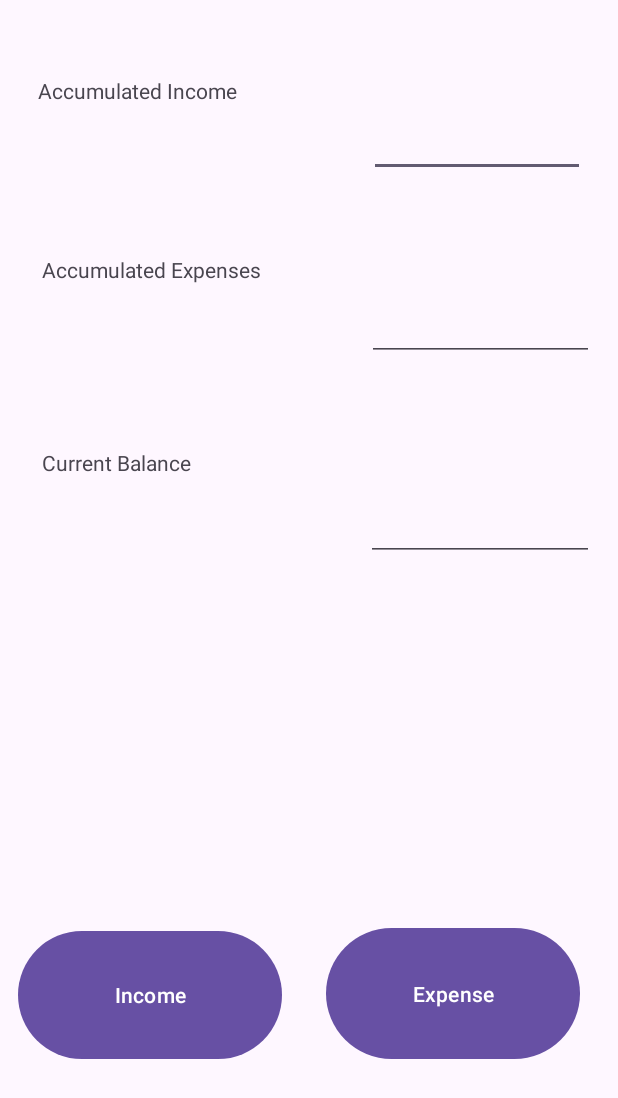
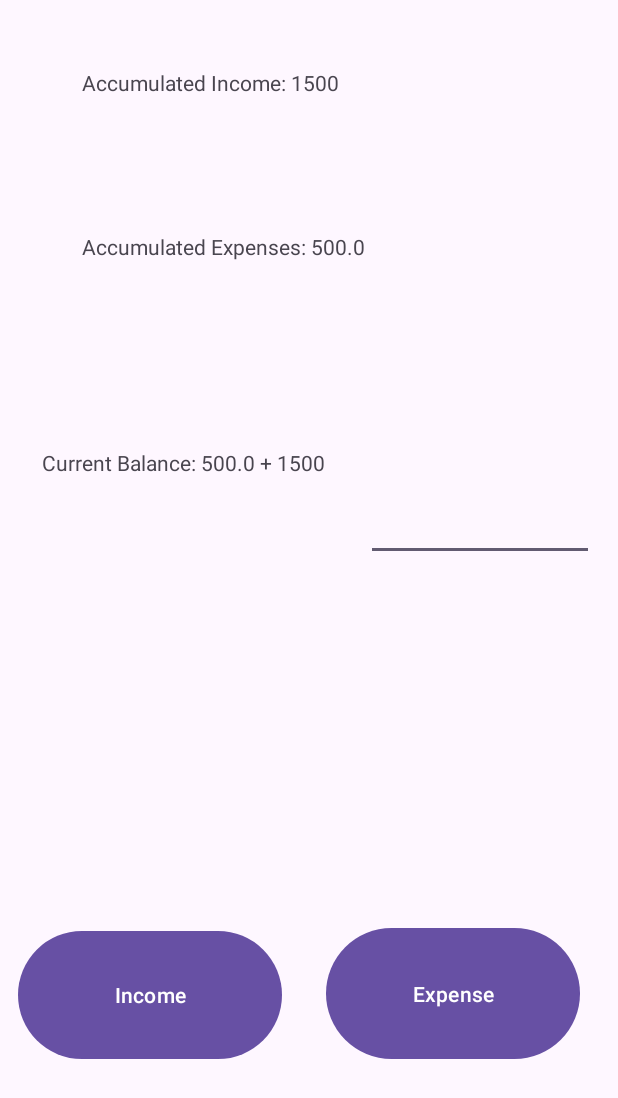
Before and after one commit to ST10444326/iceTask2-Expense-tracker-app, an Android app: the screen it shows after launch (MainActivity), on a phone screen of 412 x 824 dp. Shown: the top 1098 px of the screen. Run offline under Robolectric (Android 15) with nearby library versions, the phone set to English and light mode, and no system bars.

Commit message:
updated source code

```diff
--- a/app/src/main/AndroidManifest.xml
+++ b/app/src/main/AndroidManifest.xml
@@ -13,6 +13,12 @@
         android:theme="@style/Theme.ExpenseTrackerApp"
         tools:targetApi="31">
         <activity
+            android:name=".ExpenseScreen"
+            android:exported="false" />
+        <activity
+            android:name=".IncomeScreen"
+            android:exported="false" />
+        <activity
             android:name=".MainActivity"
             android:exported="true">
             <intent-filter>
--- a/app/src/main/java/com/st10444326/expensetrackerapp/MainActivity.kt
+++ b/app/src/main/java/com/st10444326/expensetrackerapp/MainActivity.kt
@@ -1,11 +1,50 @@
 package com.st10444326.expensetrackerapp
 
+
+
+import android.content.Intent
 import androidx.appcompat.app.AppCompatActivity
 import android.os.Bundle
+import android.widget.Button
+import android.widget.TextView
 
 class MainActivity : AppCompatActivity() {
+    private lateinit var tvBalance: TextView
+    private lateinit var tvExpenses: TextView
+    private lateinit var tvIncome: TextView
+    private lateinit var btnIncome: Button
+    private lateinit var btnExpense: Button
+
     override fun onCreate(savedInstanceState: Bundle?) {
         super.onCreate(savedInstanceState)
         setContentView(R.layout.activity_main)
+
+        tvBalance = findViewById(R.id.tvBalance)
+        tvExpenses = findViewById(R.id.tvExpenses)
+        tvIncome = findViewById(R.id.tvIncome)
+        btnIncome = findViewById(R.id.btnIncome)
+        btnExpense = findViewById(R.id.btnExpense)
+
+        // Initialize balance, expenses, and income with sample values
+        val balance = 1500
+        val expenses = 500.0
+        val income = 1500
+
+        // Display the values
+        tvBalance.text = "Current Balance: $expenses + $income"
+        tvExpenses.text = "Accumulated Expenses: $expenses"
+        tvIncome.text = "Accumulated Income: $income"
+
+        // Set on-click listeners for the buttons
+        btnIncome.setOnClickListener { openIncomeScreen() }
+        btnExpense.setOnClickListener { openExpenseActivity() }
+    }
+
+    fun openIncomeScreen() {
+        startActivity(Intent(this, IncomeScreen::class.java))
+    }
+
+    fun openExpenseActivity() {
+        startActivity(Intent(this, ExpenseScreen::class.java))
     }
 }
--- a/app/src/main/res/layout/activity_main.xml
+++ b/app/src/main/res/layout/activity_main.xml
@@ -8,27 +8,27 @@
 
     <TextView
         android:id="@+id/tvIncome"
-        android:layout_width="192dp"
-        android:layout_height="67dp"
+        android:layout_width="333dp"
+        android:layout_height="73dp"
         android:text="Accumulated Income"
         app:layout_constraintBottom_toBottomOf="parent"
         app:layout_constraintEnd_toEndOf="parent"
-        app:layout_constraintHorizontal_bias="0.114"
+        app:layout_constraintHorizontal_bias="0.692"
         app:layout_constraintStart_toStartOf="parent"
         app:layout_constraintTop_toTopOf="parent"
-        app:layout_constraintVertical_bias="0.067" />
+        app:layout_constraintVertical_bias="0.06" />
 
     <TextView
         android:id="@+id/tvExpenses"
-        android:layout_width="189dp"
-        android:layout_height="78dp"
+        android:layout_width="341dp"
+        android:layout_height="79dp"
         android:text="Accumulated Expenses"
         app:layout_constraintBottom_toBottomOf="parent"
         app:layout_constraintEnd_toEndOf="parent"
-        app:layout_constraintHorizontal_bias="0.126"
+        app:layout_constraintHorizontal_bias="0.771"
         app:layout_constraintStart_toStartOf="parent"
         app:layout_constraintTop_toTopOf="parent"
-        app:layout_constraintVertical_bias="0.228" />
+        app:layout_constraintVertical_bias="0.208" />
 
     <TextView
         android:id="@+id/tvBalance"
@@ -67,32 +67,6 @@
         app:layout_constraintVertical_bias="0.844" />
 
     <EditText
-        android:id="@+id/editTextNumberSigned"
-        android:layout_width="144dp"
-        android:layout_height="67dp"
-        android:ems="10"
-        android:inputType="numberSigned"
-        app:layout_constraintBottom_toBottomOf="parent"
-        app:layout_constraintEnd_toEndOf="parent"
-        app:layout_constraintHorizontal_bias="0.917"
-        app:layout_constraintStart_toStartOf="parent"
-        app:layout_constraintTop_toTopOf="parent"
-        app:layout_constraintVertical_bias="0.067" />
-
-    <EditText
-        android:id="@+id/editTextNumberSigned2"
-        android:layout_width="151dp"
-        android:layout_height="71dp"
-        android:ems="10"
-        android:inputType="numberSigned"
-        app:layout_constraintBottom_toBottomOf="parent"
-        app:layout_constraintEnd_toEndOf="parent"
-        app:layout_constraintHorizontal_bias="0.938"
-        app:layout_constraintStart_toStartOf="parent"
-        app:layout_constraintTop_toTopOf="parent"
-        app:layout_constraintVertical_bias="0.225" />
-
-    <EditText
         android:id="@+id/editTextNumberSigned3"
         android:layout_width="152dp"
         android:layout_height="76dp"
```
Also changed, not shown: app/src/main/java/com/st10444326/expensetrackerapp/ExpenseScreen.kt (added, +32 -0 lines), app/src/main/java/com/st10444326/expensetrackerapp/IncomeScreen.kt (added, +31 -0 lines), app/src/main/res/layout/activity_expense_screen.xml (added, +69 -0 lines), app/src/main/res/layout/activity_income_screen.xml (added, +69 -0 lines).
